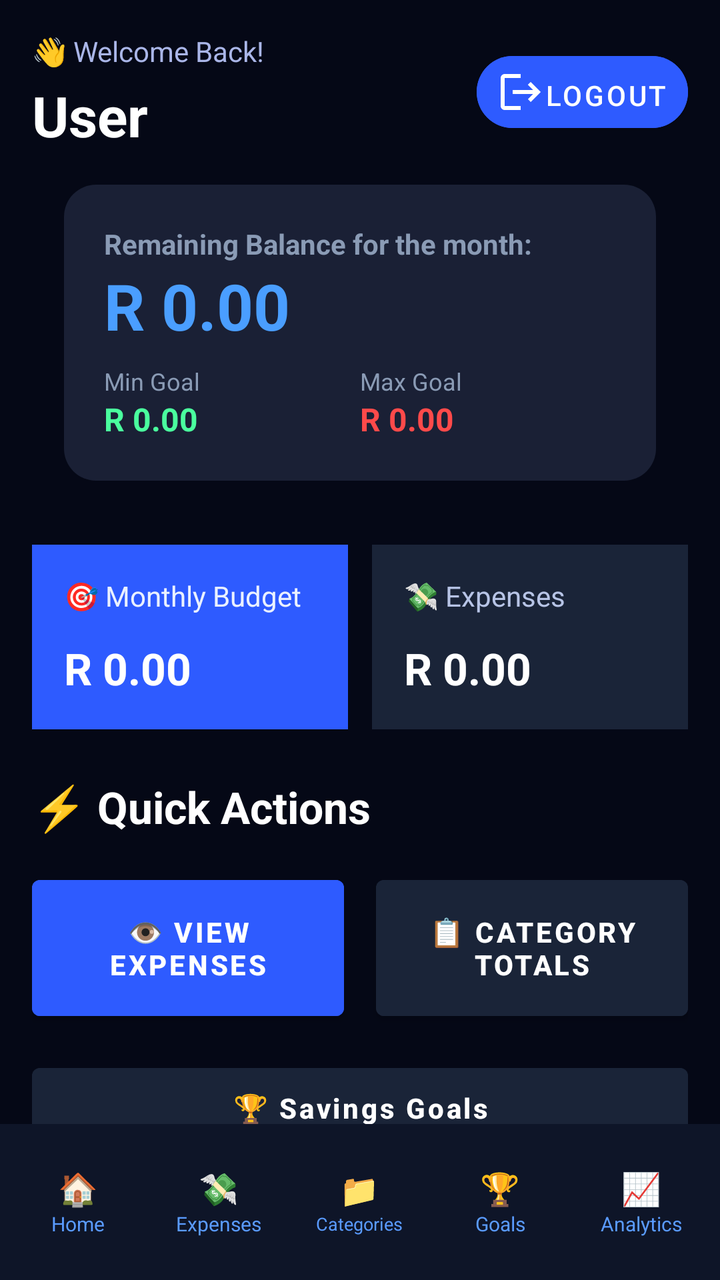
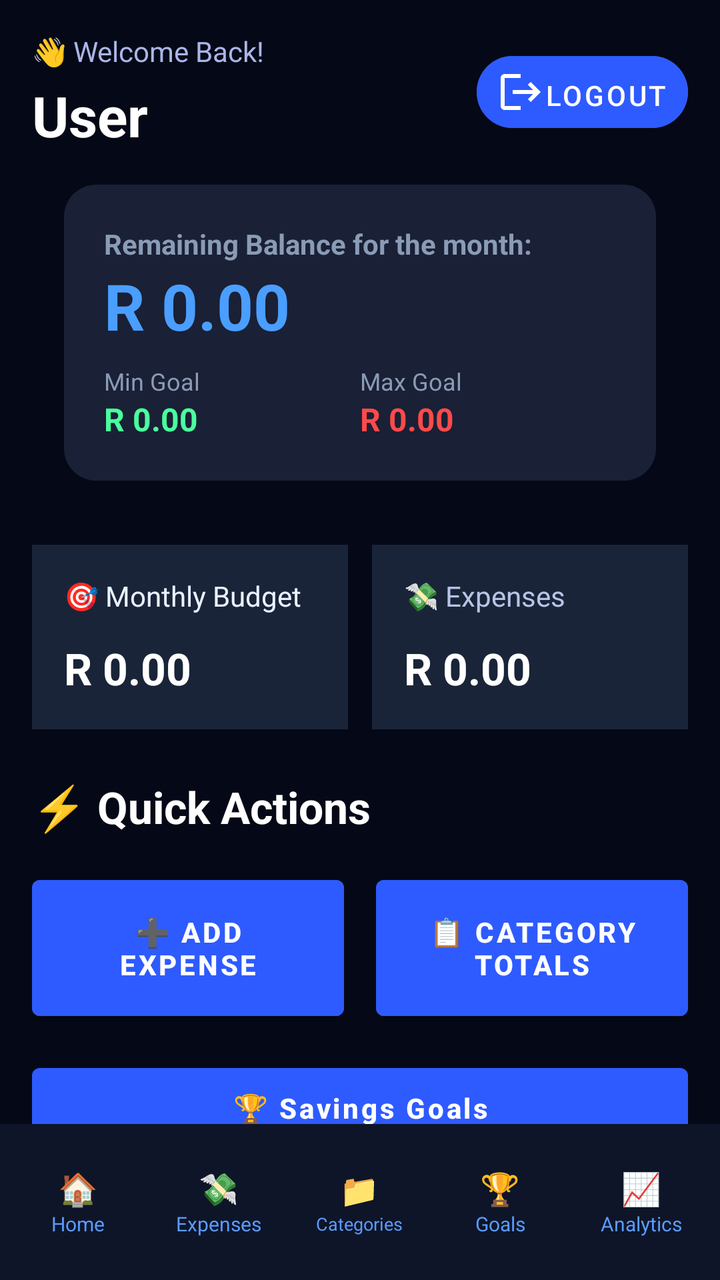

Two renders of the same Android screen: before a commit and after it. Below are the layout's source before the change and the commit's diff.
<!-- AndroidManifest.xml: application theme Theme.PennyWize -->
<!-- res/layout/activity_home.xml -->
<?xml version="1.0" encoding="utf-8"?>
<LinearLayout xmlns:android="http://schemas.android.com/apk/res/android"
    android:layout_width="match_parent"
    android:layout_height="match_parent"
    xmlns:app="http://schemas.android.com/apk/res-auto"
    android:orientation="vertical"
    android:background="#050816">

    <ScrollView
        android:layout_width="match_parent"
        android:layout_height="0dp"
        android:layout_weight="1"
        android:fillViewport="true"
        android:scrollbars="none">

        <LinearLayout
            android:layout_width="match_parent"
            android:layout_height="wrap_content"
            android:orientation="vertical"
            android:padding="16dp">

            
            <LinearLayout
                android:layout_width="match_parent"
                android:layout_height="wrap_content"
                android:gravity="center_vertical"
                android:orientation="horizontal">

                <LinearLayout
                    android:layout_width="0dp"
                    android:layout_height="wrap_content"
                    android:layout_weight="1"
                    android:orientation="vertical">

                    <TextView
                        android:layout_width="wrap_content"
                        android:layout_height="wrap_content"
                        android:text="👋 Welcome Back!"
                        android:textColor="#AAB6E8"
                        android:textSize="14sp" />

                    <TextView
                        android:id="@+id/tvWelcomeUser"
                        android:layout_width="wrap_content"
                        android:layout_height="wrap_content"
                        android:layout_marginTop="4dp"
                        android:text="User"
                        android:textColor="#FFFFFF"
                        android:textSize="28sp"
                        android:textStyle="bold" />
                </LinearLayout>

                <com.google.android.material.button.MaterialButton
                    android:id="@+id/btnLogout"
                    style="@style/Widget.MaterialComponents.Button.Icon"
                    android:layout_width="wrap_content"
                    android:layout_height="48dp"
                    android:backgroundTint="#2E5BFF"
                    android:padding="10dp"
                    android:text="Logout"
                    app:cornerRadius="24dp"
                    app:icon="@drawable/ic_logout"
                    app:iconGravity="textStart"
                    app:iconPadding="0dp"
                    app:iconTint="@android:color/white" />
            </LinearLayout>

            
            <LinearLayout
                android:layout_width="match_parent"
                android:layout_height="wrap_content"
                android:orientation="vertical"
                android:background="@drawable/rounded_corners"
                android:layout_margin="16dp"
                android:padding="20dp">

                <TextView
                    android:layout_width="wrap_content"
                    android:layout_height="wrap_content"
                    android:text="Remaining Balance for the month:"
                    android:textStyle="bold"
                    android:textColor="#8A9BB5"
                    android:textSize="14sp"/>

                <TextView
                    android:id="@+id/tvRemainingBalance"
                    android:layout_width="wrap_content"
                    android:layout_height="wrap_content"
                    android:text="R 0.00"
                    android:textColor="#4A9EFF"
                    android:textSize="32sp"
                    android:textStyle="bold"/>

                <LinearLayout
                    android:layout_width="match_parent"
                    android:layout_height="wrap_content"
                    android:orientation="horizontal"
                    android:layout_marginTop="8dp">

                    <TextView
                        android:layout_width="0dp"
                        android:layout_height="wrap_content"
                        android:layout_weight="1"
                        android:text="Min Goal"
                        android:textColor="#8A9BB5"
                        android:textSize="12sp"/>

                    <TextView
                        android:layout_width="0dp"
                        android:layout_height="wrap_content"
                        android:layout_weight="1"
                        android:text="Max Goal"
                        android:textColor="#8A9BB5"
                        android:textSize="12sp"/>
                </LinearLayout>

                <LinearLayout
                    android:layout_width="match_parent"
                    android:layout_height="wrap_content"
                    android:orientation="horizontal">

                    <TextView
                        android:id="@+id/tvMinGoal"
                        android:layout_width="0dp"
                        android:layout_height="wrap_content"
                        android:layout_weight="1"
                        android:text="R 0.00"
                        android:textColor="#4AFF9E"
                        android:textSize="16sp"
                        android:textStyle="bold"/>

                    <TextView
                        android:id="@+id/tvMaxGoal"
                        android:layout_width="0dp"
                        android:layout_height="wrap_content"
                        android:layout_weight="1"
                        android:text="R 0.00"
                        android:textColor="#FF4A4A"
                        android:textSize="16sp"
                        android:textStyle="bold"/>
                </LinearLayout>
            </LinearLayout>

            
            <LinearLayout
                android:layout_width="match_parent"
                android:layout_height="wrap_content"
                android:layout_marginTop="16dp"
                android:orientation="horizontal">

                <LinearLayout
                    android:layout_width="0dp"
                    android:layout_height="wrap_content"
                    android:layout_weight="1"
                    android:layout_marginEnd="6dp"
                    android:background="#2E5BFF"
                    android:orientation="vertical"
                    android:padding="16dp">

                    <TextView
                        android:layout_width="wrap_content"
                        android:layout_height="wrap_content"
                        android:text="🎯 Monthly Budget"
                        android:textColor="#EAF1FF"
                        android:textSize="14sp" />

                    <TextView
                        android:id="@+id/tvMaxBudget"
                        android:layout_width="wrap_content"
                        android:layout_height="wrap_content"
                        android:layout_marginTop="12dp"
                        android:text="R 0.00"
                        android:textColor="#FFFFFF"
                        android:textSize="22sp"
                        android:textStyle="bold" />
                </LinearLayout>

                <LinearLayout
                    android:layout_width="0dp"
                    android:layout_height="wrap_content"
                    android:layout_weight="1"
                    android:layout_marginStart="6dp"
                    android:background="#1A2438"
                    android:orientation="vertical"
                    android:padding="16dp">

                    <TextView
                        android:layout_width="wrap_content"
                        android:layout_height="wrap_content"
                        android:text="💸 Expenses"
                        android:textColor="#B7C4E6"
                        android:textSize="14sp" />

                    <TextView
                        android:id="@+id/tvTotalExpenses"
                        android:layout_width="wrap_content"
                        android:layout_height="wrap_content"
                        android:layout_marginTop="12dp"
                        android:text="R 0.00"
                        android:textColor="#FFFFFF"
                        android:textSize="22sp"
                        android:textStyle="bold" />
                </LinearLayout>
            </LinearLayout>

            
            <TextView
                android:layout_width="wrap_content"
                android:layout_height="wrap_content"
                android:layout_marginTop="24dp"
                android:text="⚡ Quick Actions"
                android:textColor="#FFFFFF"
                android:textSize="22sp"
                android:textStyle="bold" />

            <LinearLayout
                android:layout_width="match_parent"
                android:layout_height="wrap_content"
                android:layout_marginTop="16dp"
                android:orientation="horizontal"
                android:gravity="center_vertical">

                <Button
                    android:id="@+id/btnViewExpenses"
                    android:layout_width="0dp"
                    android:layout_height="80dp"
                    android:layout_weight="1"
                    android:layout_marginEnd="8dp"
                    android:backgroundTint="#2E5BFF"
                    android:text="👁️ VIEW EXPENSES"
                    android:textAllCaps="false"
                    android:textColor="#FFFFFF"
                    android:textSize="14sp"
                    android:textStyle="bold" />

                <Button
                    android:id="@+id/btnViewCategory"
                    android:layout_width="0dp"
                    android:layout_height="80dp"
                    android:layout_weight="1"
                    android:layout_marginStart="8dp"
                    android:backgroundTint="#1A2438"
                    android:text="📋 CATEGORY TOTALS"
                    android:textColor="#FFFFFF"
                    android:textSize="14sp"
                    android:textStyle="bold" />
            </LinearLayout>

            <Button
                android:id="@+id/btnViewGoals"
                android:layout_width="match_parent"
                android:layout_height="52dp"
                android:layout_marginTop="14dp"
                android:backgroundTint="#1A2438"
                android:text="🏆 Savings Goals"
                android:textAllCaps="false"
                android:textColor="#FFFFFF"
                android:textSize="14sp"
                android:textStyle="bold" />

            
            <LinearLayout
                android:layout_width="match_parent"
                android:layout_height="wrap_content"
                android:orientation="vertical"
                android:layout_marginTop="24dp">

                
                <LinearLayout
                    android:layout_width="match_parent"
                    android:layout_height="wrap_content"
                    android:orientation="horizontal"
                    android:gravity="center_vertical"
                    android:layout_marginBottom="12dp">

                    <TextView
                        android:layout_width="0dp"
                        android:layout_height="wrap_content"
                        android:layout_weight="1"
                        android:text="🏅 Achievements"
                        android:textColor="#FFFFFF"
                        android:textSize="22sp"
                        android:textStyle="bold" />

                    
                    <TextView
                        android:id="@+id/tvAchievementCount"
                        android:layout_width="wrap_content"
                        android:layout_height="wrap_content"
                        android:text="0 / 0"
                        android:textColor="#FFFFFF"
                        android:textSize="13sp"
                        android:textStyle="bold"
                        android:background="#2E5BFF"
                        android:paddingStart="10dp"
                        android:paddingEnd="10dp"
                        android:paddingTop="4dp"
                        android:paddingBottom="4dp"/>
                </LinearLayout>

                
                <ProgressBar
                    android:id="@+id/achievementProgressBar"
                    style="?android:attr/progressBarStyleHorizontal"
                    android:layout_width="match_parent"
                    android:layout_height="8dp"
                    android:max="100"
                    android:progress="0"
                    android:progressTint="#4A9EFF"
                    android:progressBackgroundTint="#1A2438"
                    android:layout_marginBottom="16dp"/>

                
                <LinearLayout
                    android:id="@+id/achievementsContainer"
                    android:layout_width="match_parent"
                    android:layout_height="wrap_content"
                    android:orientation="vertical"
                    android:layout_marginBottom="8dp"/>

            </LinearLayout>
            

        </LinearLayout>
    </ScrollView>

    
    <LinearLayout
        android:layout_width="match_parent"
        android:layout_height="78dp"
        android:background="#0E1528"
        android:gravity="center"
        android:orientation="horizontal"
        android:paddingHorizontal="4dp">

        <LinearLayout
            android:id="@+id/navHome"
            android:layout_width="0dp"
            android:layout_height="58dp"
            android:layout_weight="1"
            android:gravity="center"
            android:orientation="vertical"
            android:layout_margin="3dp">
            <TextView android:layout_width="wrap_content" android:layout_height="wrap_content"
                android:text="🏠" android:textColor="#5A9BFF" android:textSize="16sp" />
            <TextView android:layout_width="wrap_content" android:layout_height="wrap_content"
                android:text="Home" android:textColor="#5A9BFF" android:textSize="10sp" />
        </LinearLayout>

        <LinearLayout
            android:id="@+id/navExpenses"
            android:layout_width="0dp"
            android:layout_height="58dp"
            android:layout_weight="1"
            android:gravity="center"
            android:orientation="vertical"
            android:layout_margin="3dp">
            <TextView android:layout_width="wrap_content" android:layout_height="wrap_content"
                android:text="💸" android:textColor="#5A9BFF" android:textSize="16sp" />
            <TextView android:layout_width="wrap_content" android:layout_height="wrap_content"
                android:text="Expenses" android:textColor="#5A9BFF" android:textSize="10sp" />
        </LinearLayout>

        <LinearLayout
            android:id="@+id/navCategories"
            android:layout_width="0dp"
            android:layout_height="58dp"
            android:layout_weight="1"
            android:gravity="center"
            android:orientation="vertical"
            android:layout_margin="3dp">
            <TextView android:layout_width="wrap_content" android:layout_height="wrap_content"
                android:text="📁" android:textColor="#5A9BFF" android:textSize="16sp" />
            <TextView android:layout_width="wrap_content" android:layout_height="wrap_content"
                android:text="Categories" android:textColor="#5A9BFF" android:textSize="9sp" />
        </LinearLayout>

        <LinearLayout
            android:id="@+id/navGoals"
            android:layout_width="0dp"
            android:layout_height="58dp"
            android:layout_weight="1"
            android:gravity="center"
            android:orientation="vertical"
            android:layout_margin="3dp">
            <TextView android:layout_width="wrap_content" android:layout_height="wrap_content"
                android:text="🏆" android:textColor="#5A9BFF" android:textSize="16sp" />
            <TextView android:layout_width="wrap_content" android:layout_height="wrap_content"
                android:text="Goals" android:textColor="#5A9BFF" android:textSize="10sp" />
        </LinearLayout>

        <LinearLayout
            android:id="@+id/navAnalytics"
            android:layout_width="0dp"
            android:layout_height="58dp"
            android:layout_weight="1"
            android:gravity="center"
            android:orientation="vertical"
            android:layout_margin="3dp">
            <TextView android:layout_width="wrap_content" android:layout_height="wrap_content"
                android:text="📈" android:textColor="#5A9BFF" android:textSize="16sp" />
            <TextView android:layout_width="wrap_content" android:layout_height="wrap_content"
                android:text="Analytics" android:textColor="#5A9BFF" android:textSize="10sp" />
        </LinearLayout>

    </LinearLayout>
</LinearLayout>
<!-- resources referenced by this layout -->
<resources>
  <!-- drawable ic_logout (drawable) -->
  <?xml version="1.0" encoding="utf-8"?>
  <vector xmlns:android="http://schemas.android.com/apk/res/android"
  android:width="24dp"
  android:height="24dp"
  android:viewportWidth="24"
  android:viewportHeight="24"
  android:tint="#FFFFFF">
  <path
      android:fillColor="@android:color/white"
      android:pathData="M17,7l-1.41,1.41L18.17,11H8v2h10.17l-2.58,2.58L17,17l5,-5L17,7zM4,5h8V3H4C2.9,3 2,3.9 2,5v14c0,1.1 0.9,2 2,2h8v-2H4V5z"/>
  </vector>
  <!-- drawable rounded_corners (drawable) -->
  <?xml version="1.0" encoding="utf-8"?>
  <shape xmlns:android="http://schemas.android.com/apk/res/android">
  
  <solid android:color="#1A2035" />
  
  
  <corners android:radius="16dp" />
  
  </shape>
  <style name="Theme.PennyWize" parent="Theme.MaterialComponents.DayNight.NoActionBar">
          
          <item name="colorPrimary">#4A9EFF</item>
          <item name="colorPrimaryVariant">#1A2035</item>
          <item name="colorOnPrimary">#FFFFFF</item>
          
          <item name="colorSecondary">#4A9EFF</item>
          <item name="colorSecondaryVariant">#0A0E1A</item>
          <item name="colorOnSecondary">#FFFFFF</item>
          
          <item name="android:statusBarColor">#0A0E1A</item>
          
          <item name="android:windowBackground">#0A0E1A</item>
      </style>
</resources>

<!-- the commit's change to res/layout/activity_home.xml (unified diff, before → after) -->
@@ -153,7 +153,7 @@
                     android:layout_height="wrap_content"
                     android:layout_weight="1"
                     android:layout_marginEnd="6dp"
-                    android:background="#2E5BFF"
+                    android:background="#1A2438"
                     android:orientation="vertical"
                     android:padding="16dp">
 
@@ -219,6 +219,7 @@
                 android:layout_marginTop="16dp"
                 android:orientation="horizontal"
                 android:gravity="center_vertical">
+
 
                 <Button
                     android:id="@+id/btnViewExpenses"
@@ -227,7 +228,7 @@
                     android:layout_weight="1"
                     android:layout_marginEnd="8dp"
                     android:backgroundTint="#2E5BFF"
-                    android:text="👁️ VIEW EXPENSES"
+                    android:text="➕ ADD EXPENSE"
                     android:textAllCaps="false"
                     android:textColor="#FFFFFF"
                     android:textSize="14sp"
@@ -239,7 +240,7 @@
                     android:layout_height="80dp"
                     android:layout_weight="1"
                     android:layout_marginStart="8dp"
-                    android:backgroundTint="#1A2438"
+                    android:backgroundTint="#2E5BFF"
                     android:text="📋 CATEGORY TOTALS"
                     android:textColor="#FFFFFF"
                     android:textSize="14sp"
@@ -251,7 +252,7 @@
                 android:layout_width="match_parent"
                 android:layout_height="52dp"
                 android:layout_marginTop="14dp"
-                android:backgroundTint="#1A2438"
+                android:backgroundTint="#2E5BFF"
                 android:text="🏆 Savings Goals"
                 android:textAllCaps="false"
                 android:textColor="#FFFFFF"
